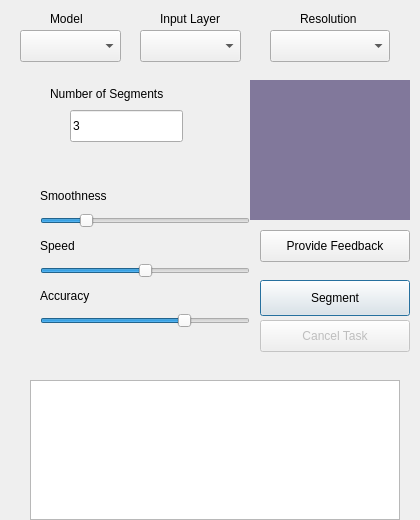
This is segmenter_dialog_base.ui in sirebellum/qgis-segmentation as Qt 5 draws it before an edit. The edited form follows.
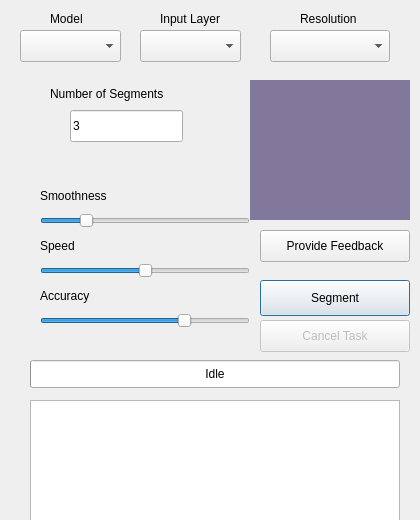
This is the edited form.

Commit message: Enhance segmentation tool with dependency management, progress reporting, and UI improvements

Patch:
```diff
--- a/segmenter_dialog_base.ui
+++ b/segmenter_dialog_base.ui
@@ -58,7 +58,7 @@
    <property name="geometry">
     <rect>
       <x>30</x>
-      <y>380</y>
+      <y>400</y>
       <width>370</width>
       <height>140</height>
     </rect>
@@ -73,6 +73,31 @@
     <bool>false</bool>
    </property>
   </widget>
+  <widget class="QProgressBar" name="jobProgress">
+   <property name="geometry">
+    <rect>
+      <x>30</x>
+      <y>360</y>
+      <width>370</width>
+      <height>28</height>
+    </rect>
+   </property>
+   <property name="minimum">
+    <number>0</number>
+   </property>
+   <property name="maximum">
+    <number>100</number>
+   </property>
+   <property name="value">
+    <number>0</number>
+   </property>
+   <property name="format">
+    <string>Idle</string>
+   </property>
+   <property name="textVisible">
+    <bool>true</bool>
+   </property>
+  </widget>
   <widget class="QLabel" name="imageLarge">
    <property name="geometry">
     <rect>
```
The commit also changes 4 other files.
